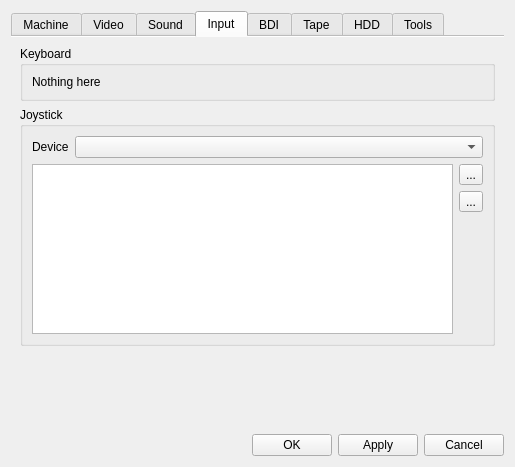
Above: ui/setupwin.ui from samstyle/Xpeccy before the change. Below: the same form after it.
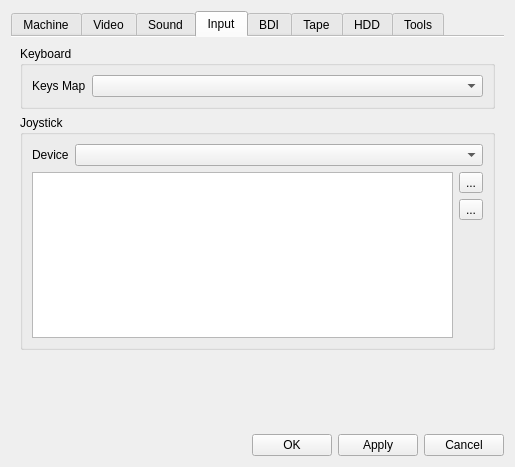
That is the form after the change. The open tabs and pages were chosen to show the change. Icons and pictures are not drawn.

```diff
--- a/ui/setupwin.ui
+++ b/ui/setupwin.ui
@@ -1036,11 +1036,14 @@
            <property name="title">
             <string>Keyboard</string>
            </property>
-           <layout class="QVBoxLayout" name="verticalLayout_29">
-            <item>
+           <layout class="QGridLayout" name="gridLayout_21" columnstretch="0,10">
+            <item row="1" column="1">
+             <widget class="QComboBox" name="keyMapBox"/>
+            </item>
+            <item row="1" column="0">
              <widget class="QLabel" name="label_39">
               <property name="text">
-               <string>Nothing here</string>
+               <string>Keys Map</string>
               </property>
              </widget>
             </item>
```
